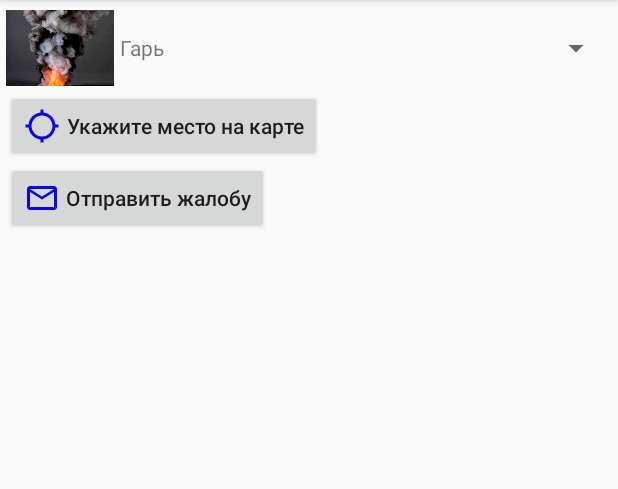
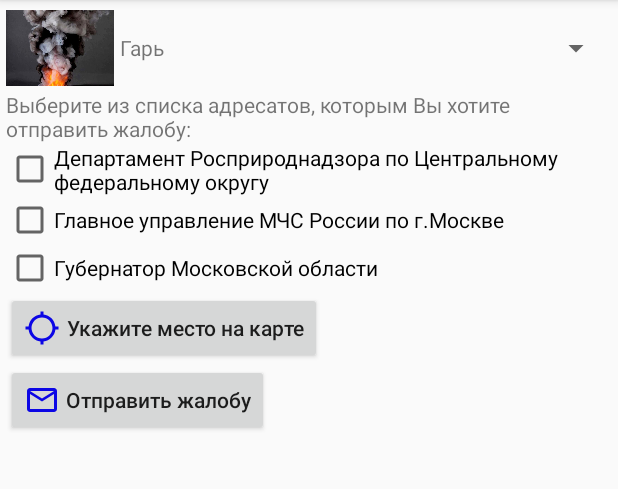
Before and after one commit to sewerina/reek, an Android app: the screen it shows after launch (MainActivity), after a tap on "Отправить жалобу", on a phone screen of 412 x 824 dp, the part 84-573 px from its top. Run offline under Robolectric (Android 15) with nearby library versions, the phone set to English and light mode, and no system bars; our stand-ins replace Volley.

```diff
--- a/app/src/main/java/com/github/sewerina/reek/AppViewModelFactory.java
+++ b/app/src/main/java/com/github/sewerina/reek/AppViewModelFactory.java
@@ -18,7 +18,10 @@ public class AppViewModelFactory implements ViewModelProvider.Factory {
     @Override
     public <T extends ViewModel> T create(@NonNull Class<T> modelClass) {
         if (modelClass.equals(MainViewModel.class)) {
-            return (T) new MainViewModel(mRequestQueue);
+            return (T) new MainViewModel();
+        }
+        if (modelClass.equals(MapViewModel.class)) {
+            return (T) new MapViewModel(mRequestQueue);
         }
 
         throw new IllegalArgumentException();
--- a/app/src/main/java/com/github/sewerina/reek/MainActivity.java
+++ b/app/src/main/java/com/github/sewerina/reek/MainActivity.java
@@ -12,6 +12,8 @@ import android.view.View;
 import android.view.ViewGroup;
 import android.widget.ArrayAdapter;
 import android.widget.Button;
+import android.widget.CheckBox;
+import android.widget.CompoundButton;
 import android.widget.ImageView;
 import android.widget.Spinner;
 import android.widget.TextView;
@@ -24,11 +26,34 @@ import androidx.lifecycle.ViewModelProviders;
 public class MainActivity extends AppCompatActivity {
     private static final int MAP_REQUEST_CODE = 13;
     private Spinner mSpinner;
+    private CheckBox mCheckBox1;
+    private CheckBox mCheckBox2;
+    private CheckBox mCheckBox3;
     private Button mSelectLocationBtn;
     private ImageView mMapScreenIv;
     private Button mSendComplaintBtn;
     private ReekSpinnerAdapter mSpinnerAdapter;
     private String mScreenPath;
+
+    private CompoundButton.OnCheckedChangeListener mOnCheckedChangeListener = new CompoundButton.OnCheckedChangeListener() {
+        @Override
+        public void onCheckedChanged(CompoundButton buttonView, boolean isChecked) {
+            switch (buttonView.getId()) {
+                case R.id.checkBox1:
+                    mViewModel.checkRecipient(0, isChecked);
+                    break;
+
+                case R.id.checkBox2:
+                    mViewModel.checkRecipient(1, isChecked);
+                    break;
+
+                case R.id.checkBox3:
+                    mViewModel.checkRecipient(2, isChecked);
+                    break;
+            }
+        }
+    };
+
     private MainViewModel mViewModel;
 
     @Override
@@ -43,6 +68,9 @@ public class MainActivity extends AppCompatActivity {
                 "Выхлопы от автомобилей"};
 
         mSpinner = findViewById(R.id.spinner);
+        mCheckBox1 = findViewById(R.id.checkBox1);
+        mCheckBox2 = findViewById(R.id.checkBox2);
+        mCheckBox3 = findViewById(R.id.checkBox3);
         mSelectLocationBtn = findViewById(R.id.btn_selectLocation);
         mMapScreenIv = findViewById(R.id.iv_mapScreen);
         mSendComplaintBtn = findViewById(R.id.btn_sendComplaint);
@@ -50,19 +78,21 @@ public class MainActivity extends AppCompatActivity {
         mSpinnerAdapter = new ReekSpinnerAdapter(this, R.layout.reek_row, reeks);
         mSpinner.setAdapter(mSpinnerAdapter);
 
+        mCheckBox1.setOnCheckedChangeListener(mOnCheckedChangeListener);
+        mCheckBox2.setOnCheckedChangeListener(mOnCheckedChangeListener);
+        mCheckBox3.setOnCheckedChangeListener(mOnCheckedChangeListener);
+
         mSendComplaintBtn.setOnClickListener(new View.OnClickListener() {
             @Override
             public void onClick(View v) {
-                String email = "";
+                String email = mViewModel.email();
                 String subject = "Жалоба на неприятный запах";
-                String body = "";
+                String body = "Сегодня (дата) я (Ваше Ф.И.О.), находясь в (указать район) районе Москвы/Московской области (см. фото), почувствовал сильный запах (вид запаха). В связи с этим прошу Вас принять меры по установлению источника данного запаха, провести мониторинг ПДК веществ в воздухе и контроль за соблюдением ПДВ загрязняющих веществ предприятий в указанном месте.";
                 String chooserTitle = "Выберите почтовый клиент";
 
                 Intent intent = new Intent(Intent.ACTION_SENDTO, Uri.parse("mailto:" + email));
                 intent.putExtra(Intent.EXTRA_SUBJECT, subject);
                 intent.putExtra(Intent.EXTRA_TEXT, body);
-
-//                Uri path = Uri.fromFile(filelocation);
 
                 Uri screenPath = Uri.parse("file://" + mScreenPath);
                 intent.putExtra(Intent.EXTRA_STREAM, screenPath);
@@ -79,9 +109,6 @@ public class MainActivity extends AppCompatActivity {
         });
 
         mViewModel = ViewModelProviders.of(this, ReekApp.getViewModelFactory()).get(MainViewModel.class);
-
-
-//        startActivity(new Intent(this, MapsActivity.class));
 
     }
 
@@ -138,15 +165,6 @@ public class MainActivity extends AppCompatActivity {
             label.setText(mReeks[position]);
             ImageView image = row.findViewById(R.id.iv_reek);
             image.setImageResource(mImageResources[position]);
-
-//            ImageView icon = (ImageView) row.findViewById(R.id.icon);
-//            if (dayOfWeek[position] == "Котопятница"
-//                    || dayOfWeek[position] == "Субкота") {
-//                icon.setImageResource(R.drawable.paw_on);
-//            } else {
-//                icon.setImageResource(R.drawable.ic_launcher);
-//            }
-
             return row;
         }
     }
--- a/app/src/main/java/com/github/sewerina/reek/MainViewModel.java
+++ b/app/src/main/java/com/github/sewerina/reek/MainViewModel.java
@@ -1,78 +1,30 @@
 package com.github.sewerina.reek;
 
-import androidx.lifecycle.LiveData;
-import androidx.lifecycle.MutableLiveData;
+import android.text.TextUtils;
+
 import androidx.lifecycle.ViewModel;
 
-import com.android.volley.Request;
-import com.android.volley.RequestQueue;
-import com.android.volley.Response;
-import com.android.volley.VolleyError;
-import com.android.volley.toolbox.JsonArrayRequest;
-
-import org.json.JSONArray;
-import org.json.JSONException;
-import org.json.JSONObject;
-
 import java.util.ArrayList;
-import java.util.List;
 
 public class MainViewModel extends ViewModel {
-    private static final String ARRAY_REQUEST_TAG = "jsonArrayRequest";
-    private final RequestQueue mRequestQueue;
-    private final MutableLiveData<List<ReekObject>> mReekObjects = new MutableLiveData<>();
 
-    public MainViewModel(RequestQueue requestQueue) {
-        mRequestQueue = requestQueue;
+    private RecipientList mRecipientList = new RecipientList();
+
+    public MainViewModel() {
     }
 
-    public LiveData<List<ReekObject>> getReekObjects() {
-        return mReekObjects;
+    public void checkRecipient(int position, boolean isChecked) {
+        mRecipientList.get(position).mIsSelected = isChecked;
     }
 
-    public void load() {
-        String url = "https://apidata.mos.ru/v1/datasets/2601/rows?api_key=" + BuildConfig.MosApiKey;
+    public String email() {
+        ArrayList<String> emails = new ArrayList<>();
+        for(Recipient recipient : mRecipientList) {
+            if (recipient.mIsSelected) {
+                emails.add(recipient.mEmail);
+            }
+        }
 
-        JsonArrayRequest jsonArrayRequest = new JsonArrayRequest
-                (Request.Method.GET,
-                        url,
-                        null,
-                        new Response.Listener<JSONArray>() {
-                            @Override
-                            public void onResponse(JSONArray response) {
-                                try {
-                                    List<ReekObject> reekObjects = new ArrayList<>();
-                                    for (int i = 0; i < response.length(); i++) {
-                                        JSONObject obj = (JSONObject) response.get(i);
-                                        JSONObject cells = (JSONObject) obj.get("Cells");
-                                        String fullName = cells.get("FullName").toString();
-                                        JSONObject geoData = (JSONObject) cells.get("geoData");
-                                        JSONArray coordinates = (JSONArray) geoData.get("coordinates");
-                                        double latitude = coordinates.getDouble(1);
-                                        double longitude = coordinates.getDouble(0);
-                                        reekObjects.add(new ReekObject(fullName, latitude, longitude));
-                                    }
-                                    mReekObjects.postValue(reekObjects);
-                                } catch (JSONException e) {
-                                    e.printStackTrace();
-                                }
-                            }
-                        },
-                        new Response.ErrorListener() {
-                            @Override
-                            public void onErrorResponse(VolleyError error) {
-
-                            }
-                        });
-        jsonArrayRequest.setTag(ARRAY_REQUEST_TAG);
-        mRequestQueue.add(jsonArrayRequest);
-
+        return TextUtils.join(",", emails);
     }
-
-    public void cancelRequests() {
-        if (mRequestQueue != null) {
-            mRequestQueue.cancelAll(ARRAY_REQUEST_TAG);
-        }
-    }
-
 }
--- a/app/src/main/java/com/github/sewerina/reek/MapsActivity.java
+++ b/app/src/main/java/com/github/sewerina/reek/MapsActivity.java
@@ -7,7 +7,6 @@ import android.content.Intent;
 import android.content.pm.PackageManager;
 import android.graphics.Bitmap;
 import android.location.Location;
-import android.location.LocationListener;
 import android.location.LocationManager;
 import android.os.Build;
 import android.os.Bundle;
@@ -42,7 +41,7 @@ public class MapsActivity extends FragmentActivity implements OnMapReadyCallback
     private GoogleMap mMap;
     private FloatingActionButton mSaveFab;
     public static final String EXTRA_FILE_PATH = "filePath";
-    private MainViewModel mViewModel;
+    private MapViewModel mViewModel;
 
     @Override
     protected void onCreate(Bundle savedInstanceState) {
@@ -56,7 +55,7 @@ public class MapsActivity extends FragmentActivity implements OnMapReadyCallback
                 .findFragmentById(R.id.map);
         mapFragment.getMapAsync(this);
 
-        mViewModel = ViewModelProviders.of(this, ReekApp.getViewModelFactory()).get(MainViewModel.class);
+        mViewModel = ViewModelProviders.of(this, ReekApp.getViewModelFactory()).get(MapViewModel.class);
 
         mViewModel.getReekObjects().observe(this, new Observer<List<ReekObject>>() {
             @Override
--- /dev/null
+++ b/app/src/main/java/com/github/sewerina/reek/Recipient.java
@@ -0,0 +1,10 @@
+package com.github.sewerina.reek;
+
+public class Recipient {
+    public final String mEmail;
+    public boolean mIsSelected;
+
+    public Recipient(String email) {
+        mEmail = email;
+    }
+}
--- /dev/null
+++ b/app/src/main/java/com/github/sewerina/reek/RecipientList.java
@@ -0,0 +1,12 @@
+package com.github.sewerina.reek;
+
+import java.util.ArrayList;
+
+public class RecipientList extends ArrayList<Recipient> {
+    public RecipientList() {
+        // String[] emailArray = {"rpn77@rpn.gov.ru", "gu_moscov@mchs.gov.ru", "andreyvorobiev@mosreg.ru"};
+        add(new Recipient("A@.AA"));
+        add(new Recipient("B@.BB"));
+        add(new Recipient("C@.CC"));
+    }
+}
--- a/app/src/main/res/layout/activity_main.xml
+++ b/app/src/main/res/layout/activity_main.xml
@@ -1,4 +1,9 @@
 <?xml version="1.0" encoding="utf-8"?>
+
+<ScrollView xmlns:android="http://schemas.android.com/apk/res/android"
+    android:layout_width="match_parent"
+    android:layout_height="match_parent">
+
     <LinearLayout xmlns:android="http://schemas.android.com/apk/res/android"
         xmlns:tools="http://schemas.android.com/tools"
         android:layout_width="match_parent"
@@ -11,6 +16,29 @@
             android:id="@+id/spinner"
             android:layout_width="match_parent"
             android:layout_height="wrap_content" />
+
+        <TextView
+            android:layout_width="match_parent"
+            android:layout_height="wrap_content"
+            android:text="Выберите из списка адресатов, которым Вы хотите отправить жалобу:" />
+
+        <CheckBox
+            android:id="@+id/checkBox1"
+            android:layout_width="match_parent"
+            android:layout_height="wrap_content"
+            android:text="Департамент Росприроднадзора по Центральному федеральному округу" />
+
+        <CheckBox
+            android:id="@+id/checkBox2"
+            android:layout_width="match_parent"
+            android:layout_height="wrap_content"
+            android:text="Главное управление МЧС России по г.Москве" />
+
+        <CheckBox
+            android:id="@+id/checkBox3"
+            android:layout_width="match_parent"
+            android:layout_height="wrap_content"
+            android:text="Губернатор Московской области" />
 
         <Button
             android:id="@+id/btn_selectLocation"
@@ -38,3 +66,5 @@
             android:textAllCaps="false" />
 
     </LinearLayout>
+
+</ScrollView>
```
Also changed, not shown: app/src/main/java/com/github/sewerina/reek/MapViewModel.java (added, +78 -0 lines). Lines whose indentation alone changed are shown as unchanged.
